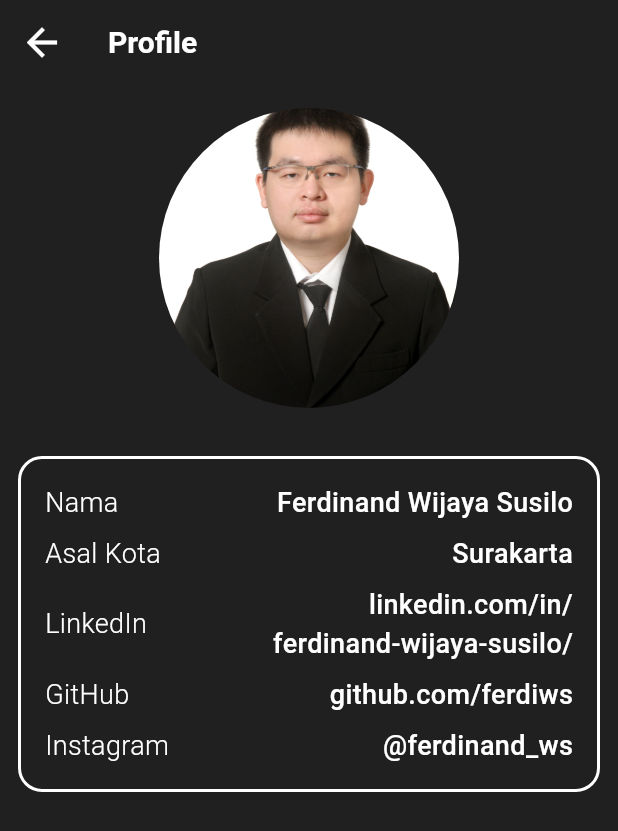
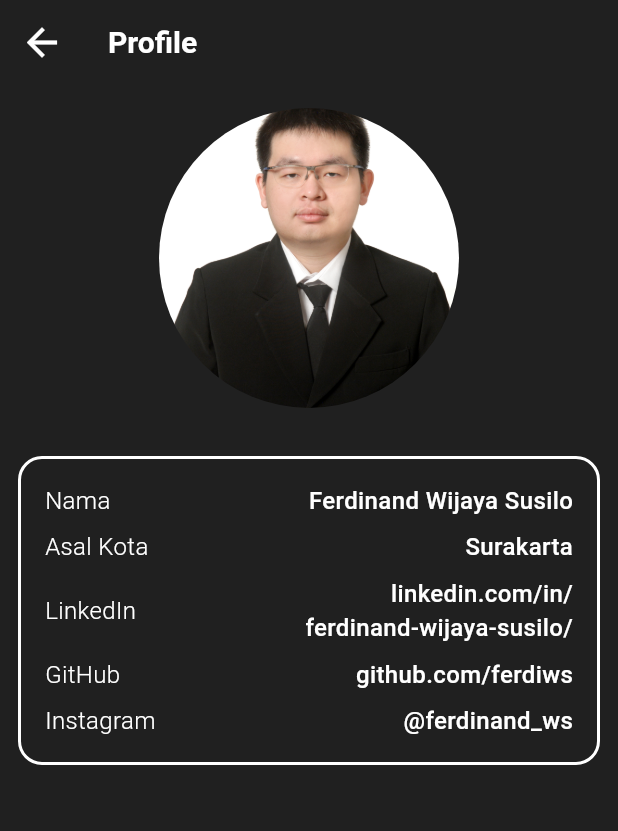
Before and after one commit to ferdiws/TodoListFlutter, a Flutter app: the ProfileScreen screen opened directly, on a phone screen of 412 x 824 dp. Shown: the top 831 px of the screen. Run offline on Flutter 3.47's test engine with Material 2 defaults, Android fonts, the phone set to English and light mode, and no system bars.

Commit message:
update mobile mini

```diff
--- a/lib/screens/profile_screen.dart
+++ b/lib/screens/profile_screen.dart
@@ -67,7 +67,7 @@ class ProfileScreen extends StatelessWidget {
                           Text(
                             'Nama',
                             style: TextStyle(
-                                fontSize: 18,
+                                fontSize: 16,
                                 color: Colors.white,
                                 fontWeight: FontWeight.w300
                             ),
@@ -75,7 +75,7 @@ class ProfileScreen extends StatelessWidget {
                           Text(
                             'Ferdinand Wijaya Susilo',
                             style: TextStyle(
-                                fontSize: 18,
+                                fontSize: 16,
                                 color: Colors.white,
                                 fontWeight: FontWeight.w500
                             ),
@@ -89,7 +89,7 @@ class ProfileScreen extends StatelessWidget {
                           Text(
                             'Asal Kota',
                             style: TextStyle(
-                                fontSize: 18,
+                                fontSize: 16,
                                 color: Colors.white,
                                 fontWeight: FontWeight.w300
                             ),
@@ -97,7 +97,7 @@ class ProfileScreen extends StatelessWidget {
                           Text(
                             'Surakarta',
                             style: TextStyle(
-                                fontSize: 18,
+                                fontSize: 16,
                                 color: Colors.white,
                                 fontWeight: FontWeight.w500
                             ),
@@ -111,7 +111,7 @@ class ProfileScreen extends StatelessWidget {
                           Text(
                             'LinkedIn',
                             style: TextStyle(
-                                fontSize: 18,
+                                fontSize: 16,
                                 color: Colors.white,
                                 fontWeight: FontWeight.w300
                             ),
@@ -119,7 +119,7 @@ class ProfileScreen extends StatelessWidget {
                           Text(
                             'linkedin.com/in/\nferdinand-wijaya-susilo/',
                             style: TextStyle(
-                                fontSize: 18,
+                                fontSize: 16,
                                 color: Colors.white,
                                 fontWeight: FontWeight.w500
                             ),
@@ -136,7 +136,7 @@ class ProfileScreen extends StatelessWidget {
                           Text(
                             'GitHub',
                             style: TextStyle(
-                                fontSize: 18,
+                                fontSize: 16,
                                 color: Colors.white,
                                 fontWeight: FontWeight.w300
                             ),
@@ -144,7 +144,7 @@ class ProfileScreen extends StatelessWidget {
                           Text(
                             'github.com/ferdiws',
                             style: TextStyle(
-                                fontSize: 18,
+                                fontSize: 16,
                                 color: Colors.white,
                                 fontWeight: FontWeight.w500
                             ),
@@ -158,7 +158,7 @@ class ProfileScreen extends StatelessWidget {
                           Text(
                             'Instagram',
                             style: TextStyle(
-                                fontSize: 18,
+                                fontSize: 16,
                                 color: Colors.white,
                                 fontWeight: FontWeight.w300
                             ),
@@ -166,7 +166,7 @@ class ProfileScreen extends StatelessWidget {
                           Text(
                             '@ferdinand_ws',
                             style: TextStyle(
-                                fontSize: 18,
+                                fontSize: 16,
                                 color: Colors.white,
                                 fontWeight: FontWeight.w500
                             ),
```
